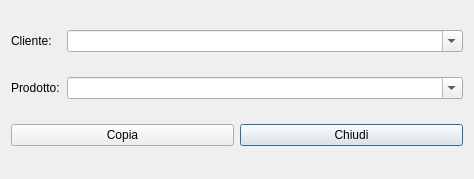
Old version of the form hcopycard.ui in the repository fblabs/hamlet-mod-sancon.
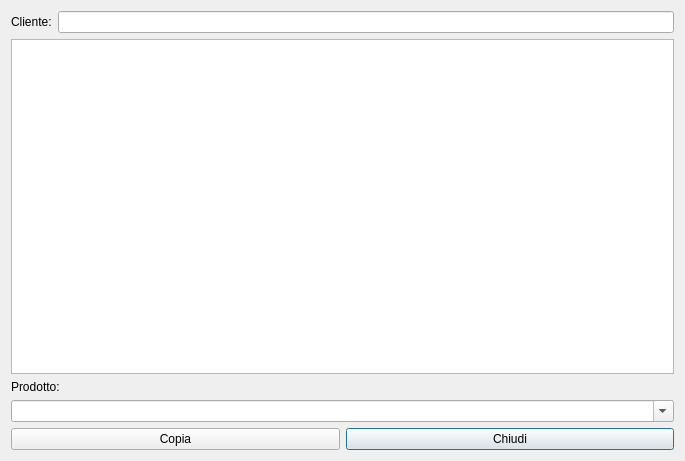
New version of the form. Icons and pictures are not drawn.

What changed in the file:
```diff
--- a/hcopycard.ui
+++ b/hcopycard.ui
@@ -6,8 +6,8 @@
    <rect>
     <x>0</x>
     <y>0</y>
-    <width>474</width>
-    <height>179</height>
+    <width>685</width>
+    <height>461</height>
    </rect>
   </property>
   <property name="windowTitle">
@@ -34,19 +34,17 @@
       </widget>
      </item>
      <item>
-      <widget class="QComboBox" name="cbC">
-       <property name="editable">
-        <bool>true</bool>
-       </property>
-       <property name="insertPolicy">
-        <enum>QComboBox::NoInsert</enum>
-       </property>
-      </widget>
+      <widget class="QLineEdit" name="lineEdit"/>
      </item>
     </layout>
    </item>
    <item>
-    <layout class="QHBoxLayout" name="horizontalLayout_2">
+    <widget class="QListView" name="lvC">
+     <property name="selectionBehavior">
+      <enum>QAbstractItemView::SelectRows</enum>
+     </property>
+    </widget>
+   </item>
      <item>
       <widget class="QLabel" name="label_2">
        <property name="maximumSize">
@@ -65,12 +63,7 @@
        <property name="editable">
         <bool>true</bool>
        </property>
-       <property name="insertPolicy">
-        <enum>QComboBox::NoInsert</enum>
-       </property>
-      </widget>
-     </item>
-    </layout>
+    </widget>
    </item>
    <item>
     <layout class="QHBoxLayout" name="horizontalLayout_3">
```
Lines whose indentation alone changed are shown as unchanged.
